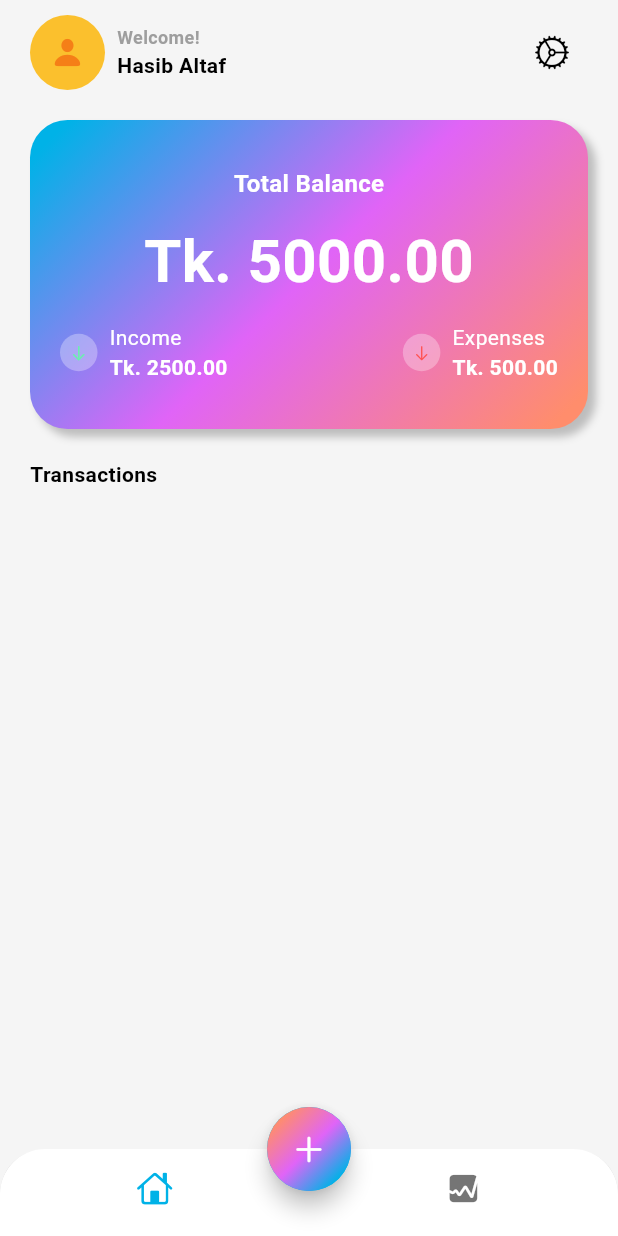
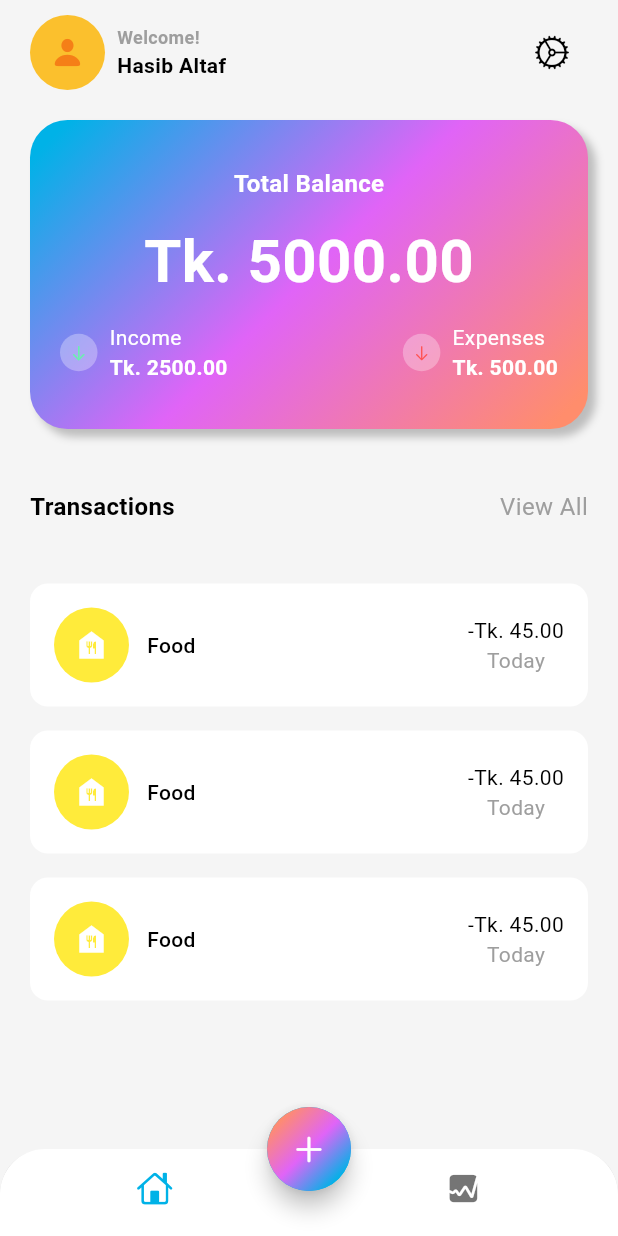
Before and after one commit to Hasib-39/Shonchoi, a Flutter app: the screen it shows after launch, on a phone screen of 412 x 824 dp. Run offline on Flutter 3.47's test engine with Material 3 defaults, Android fonts, the phone set to English and light mode, and no system bars.

Commit message:
Added item Lists manually

```diff
--- a/lib/screens/home/views/main_screen.dart
+++ b/lib/screens/home/views/main_screen.dart
@@ -198,18 +198,106 @@ class MainScreen extends StatelessWidget {
                 ],
               ),
             ),
-            const SizedBox(height: 20,),
+            const SizedBox(height: 40),
             Row(
+              mainAxisAlignment: MainAxisAlignment.spaceBetween,
               children: [
                 Text(
                   'Transactions',
                   style: TextStyle(
-                    fontSize: 14,
+                    fontSize: 16,
                     color: Theme.of(context).colorScheme.onSurface,
-                    fontWeight: FontWeight.w600,
+                    fontWeight: FontWeight.bold,
+                  ),
+                ),
+                GestureDetector(
+                  onTap: (){
+                  //   add where you want to go clicking view all
+                  },
+                  child: Text(
+                    'View All',
+                    style: TextStyle(
+                      fontSize: 16,
+                      color: Theme.of(context).colorScheme.outline,
+                      fontWeight: FontWeight.w400,
+                    ),
                   ),
                 )
               ],
+            ),
+            const SizedBox(height: 40,),
+            Expanded(
+              child: ListView.builder(
+                  itemCount: 3,
+                  itemBuilder: (context, int i){
+                    return Padding(
+                      padding: const EdgeInsets.only(bottom: 16),
+                      child: Container(
+                        decoration: BoxDecoration(
+                          color: Colors.white,
+                          borderRadius: BorderRadius.circular(12),
+                        ),
+                        child: Padding(
+                          padding: const EdgeInsets.all(16.0),
+                          child: Row(
+                            mainAxisAlignment: MainAxisAlignment.spaceBetween,
+                            children: [
+                              Row(
+                                children: [
+                                  Stack(
+                                    alignment: Alignment.center,
+                                    children: [
+                                      Container(
+                                        width: 50,
+                                        height: 50,
+                                        decoration: const BoxDecoration(
+                                          color: Colors.yellow,
+                                          shape: BoxShape.circle
+                                        ),
+                                      ),
+                                      const Icon(
+                                          Icons.food_bank,
+                                        color: Colors.white,
+                                      )
+                                    ],
+                                  ),
+                                  const SizedBox(width: 12,),
+                                  Text(
+                                    'Food',
+                                    style: TextStyle(
+                                      fontSize: 14,
+                                      color: Theme.of(context).colorScheme.onSurface,
+                                      fontWeight: FontWeight.w500
+                                    ),
+                                  ),
+                                ],
+                              ),
+                              Column(
+                                children: [
+                                  Text(
+                                    '-Tk. 45.00',
+                                    style: TextStyle(
+                                        fontSize: 14,
+                                        color: Theme.of(context).colorScheme.onSurface,
+                                        fontWeight: FontWeight.w400
+                                    ),
+                                  ),
+                                  Text(
+                                    'Today',
+                                    style: TextStyle(
+                                        fontSize: 14,
+                                        color: Theme.of(context).colorScheme.outline,
+                                        fontWeight: FontWeight.w400
+                                    ),
+                                  ),
+                                ],
+                              ),
+                            ],
+                          ),
+                        )
+                      ),
+                    );
+                  }),
             )
           ],
         ),
```
Also changed, not shown: lib/data/data.dart (added).
